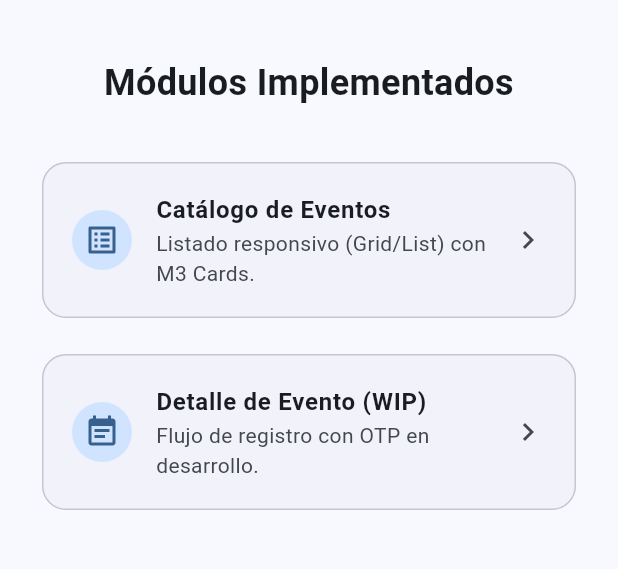
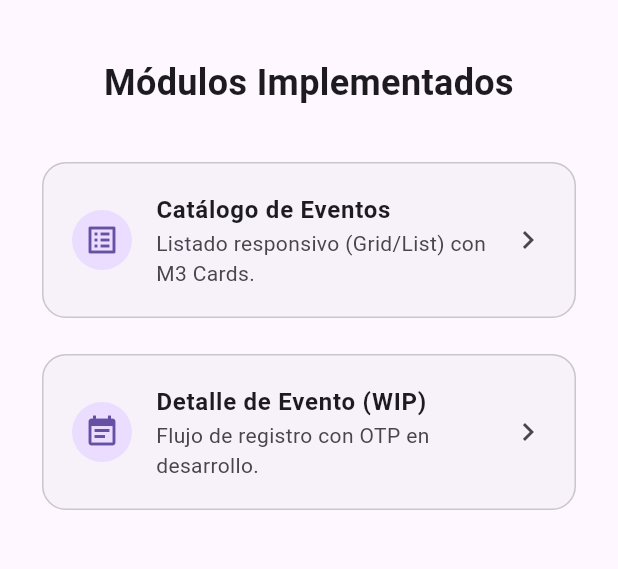
Before and after one commit to evertms/campeando-frontend, a Flutter app: the screen it shows after launch, on a phone screen of 412 x 824 dp, the part 63-632 px from its top. Run offline on Flutter 3.47's test engine with Material 3 defaults, Android fonts, the phone set to English and light mode, and no system bars; our stand-ins replace go_router, shared_preferences; missing offline and left inert: campeando_system_design; accounts and stored records are empty.

Commit message:
feat(setup-router): add go_router and design system integration

```diff
--- a/lib/app.dart
+++ b/lib/app.dart
@@ -1,16 +1,16 @@
 import 'package:campeando_frontend/core/data/api_client.dart';
+import 'package:campeando_frontend/core/navigation/app_router.dart';
 import 'package:campeando_frontend/features/events/data/datasources/event_remote_datasource.dart';
 import 'package:campeando_frontend/features/events/data/repositories/event_repository_impl.dart';
 import 'package:campeando_frontend/features/events/domain/repositories/event_repository.dart';
-import 'package:campeando_frontend/features/events/presentation/screens/event_info_screen.dart';
 import 'package:campeando_frontend/features/registration/data/datasources/registration_remote_datasource.dart';
 import 'package:campeando_frontend/features/registration/data/repositories/registration_repository_impl.dart';
 import 'package:campeando_frontend/features/registration/domain/repositories/registration_repository.dart';
 import 'package:flutter/material.dart';
+import 'package:go_router/go_router.dart';
 import 'package:provider/provider.dart';
 import 'package:provider/single_child_widget.dart';
-
-import 'features/events/presentation/screens/event_catalog_screen.dart';
+import 'package:campeando_system_design/design_system.dart';
 
 class CampeandoApp extends StatelessWidget {
   const CampeandoApp({super.key});
@@ -19,15 +19,11 @@ class CampeandoApp extends StatelessWidget {
   Widget build(BuildContext context) {
     return MultiProvider(
       providers: _getProviders(),
-      child: MaterialApp(
+      child: MaterialApp.router(
         title: 'Campeando',
         debugShowCheckedModeBanner: false,
-        theme: ThemeData(
-          useMaterial3: true,
-          colorSchemeSeed: Colors.blue,
-          brightness: Brightness.light,
-        ),
-        home: const HomeScreen(),
+        routerConfig: appRouter,
+        theme: AppTheme.lightTheme,
       ),
     );
   }
@@ -82,10 +78,7 @@ class HomeScreen extends StatelessWidget {
                 title: 'Catálogo de Eventos',
                 subtitle: 'Listado responsivo (Grid/List) con M3 Cards.',
                 icon: Icons.list_alt,
-                onTap: () => Navigator.push(
-                  context,
-                  MaterialPageRoute(builder: (_) => const EventCatalogScreen()),
-                ),
+                onTap: () => context.push('/events'),
               ),
               const SizedBox(height: 16),
               _MenuTile(
@@ -96,13 +89,7 @@ class HomeScreen extends StatelessWidget {
                   // Hardcoded eventId for now, this will come from the catalog later
                   const String mockEventId =
                       "3fa85f64-5717-4562-b3fc-2c963f66afa6";
-                  Navigator.push(
-                    context,
-                    MaterialPageRoute(
-                      builder: (_) =>
-                          const EventInfoScreen(eventId: mockEventId),
-                    ),
-                  );
+                  context.push('/events/$mockEventId');
                 },
               ),
             ],
--- /dev/null
+++ b/lib/core/navigation/app_router.dart
@@ -0,0 +1,28 @@
+import 'package:flutter/material.dart';
+import 'package:go_router/go_router.dart';
+import '../../features/events/presentation/screens/event_catalog_screen.dart';
+import '../../features/events/presentation/screens/event_info_screen.dart';
+import '../../app.dart'; // For HomeScreen (Demo UI)
+
+final appRouter = GoRouter(
+  initialLocation: '/',
+  routes: [
+    GoRoute(
+      path: '/',
+      builder: (context, state) => const HomeScreen(),
+    ),
+    GoRoute(
+      path: '/events',
+      builder: (context, state) => const EventCatalogScreen(),
+      routes: [
+        GoRoute(
+          path: ':id',
+          builder: (context, state) {
+            final eventId = state.pathParameters['id']!;
+            return EventInfoScreen(eventId: eventId);
+          },
+        ),
+      ],
+    ),
+  ],
+);
--- a/pubspec.yaml
+++ b/pubspec.yaml
@@ -38,6 +38,11 @@ dependencies:
   cupertino_icons: ^1.0.8
   shared_preferences: ^2.3.2
   json_annotation: ^4.9.0
+  go_router: ^14.7.2
+  jwt_decoder: ^2.0.1
+  campeando_system_design:
+    git:
+      url: https://github.com/evertms/campeando-system-design.git
 
 dev_dependencies:
   flutter_test:
```
Also changed, not shown: pubspec.lock.
